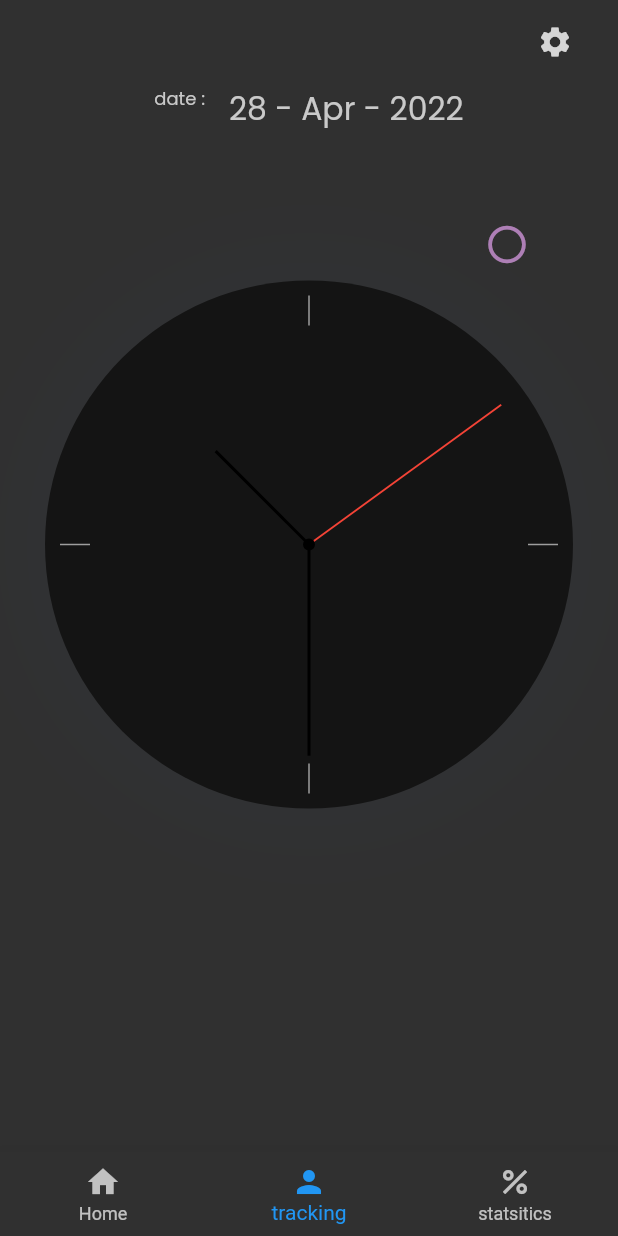
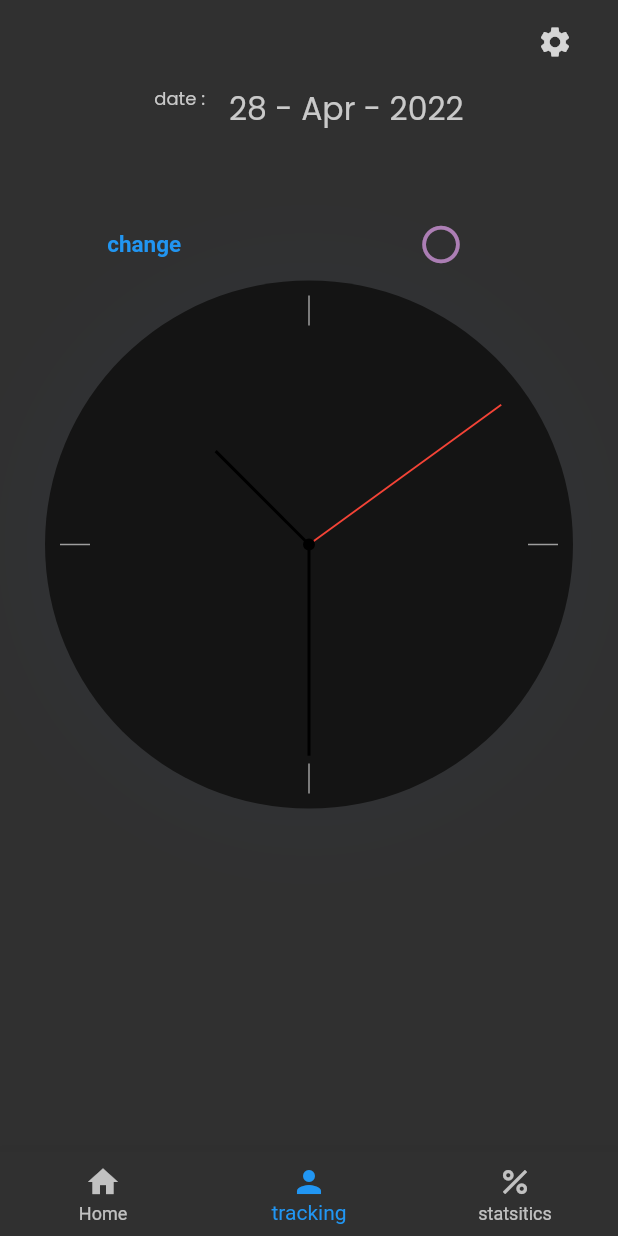
Before and after one commit to abir2301/RspySmartHouseApp, a Flutter app: the screen it shows after launch, item 2 of the bottom bar chosen, on a phone screen of 412 x 824 dp. Run offline on Flutter 3.47's test engine with Material 2 defaults, Android fonts, the phone set to English and light mode, and no system bars; our stand-ins replace get, google_fonts.

Commit message:
tracking

```diff
--- /dev/null
+++ b/app/lib/clock/widget/existence.dart
@@ -0,0 +1,46 @@
+import 'package:flutter/cupertino.dart';
+import 'package:flutter/material.dart';
+import 'package:provider/provider.dart';
+
+import '../../provider/tracking_provider.dart';
+
+class Existance extends StatelessWidget {
+  IconData icon = Icons.radio_button_unchecked;
+
+  bool exist = false;
+  Existance({Key? key}) : super(key: key);
+
+  @override
+  Widget build(BuildContext context) => ChangeNotifierProvider(
+      create: (context) => TrackingProvider(),
+      builder: (context, _) {
+        final provider = Provider.of<TrackingProvider>(context, listen: false);
+        return Padding(
+          padding: const EdgeInsets.only(
+            right: 20,
+          ),
+          child: Row(
+            children: [
+              Expanded(
+                  child: TextButton(
+                      child: const Text("change "),
+                      onPressed: () {
+                        provider.exist = !provider.exist;
+                        print("exist =" + provider.exist.toString());
+                      })),
+              Expanded(
+                child: IconButton(
+                  onPressed: () {
+                    provider.changeExist();
+                  },
+                  icon: Icon(
+                    provider.icon,
+                    size: 30,
+                  ),
+                ),
+              )
+            ],
+          ),
+        );
+      });
+}
--- a/app/lib/model/Tracking_Model.dart
+++ b/app/lib/model/Tracking_Model.dart
@@ -2,9 +2,11 @@ import 'package:flutter/material.dart';
 import 'package:get/get.dart';
 import 'package:google_fonts/google_fonts.dart';
 import 'package:intl/intl.dart';
+import 'package:provider/provider.dart';
 
 import '../clock/controller/clock_controller.dart';
 import '../clock/widget/clock.dart';
+import '../clock/widget/existence.dart';
 
 class TrackingModel extends GetView<Controller> {
   IconData icon = Icons.radio_button_unchecked;
@@ -48,28 +50,13 @@ class TrackingModel extends GetView<Controller> {
             height: 50,
           ),
 
-          Padding(
-            padding: const EdgeInsets.only(right: 50),
-            child: IconButton(
-              onPressed: () {
-                if (controller.exist.value) {
-                  controller.exist.value = false;
-                  icon = Icons.radio_button_unchecked;
-                } else {
-                  controller.exist.value = true;
-                  icon = Icons.radio_button_checked;
-                }
-              },
-              icon: Icon(
-                icon,
-                size: 30,
-              ),
-            ),
-          ),
+          Existance(),
+
           Clock(),
           const SizedBox(
             height: 10,
           ),
+
           // Padding(
           //   padding: const EdgeInsets.only(left: 80),
           //   child: Row(
--- a/app/lib/page/SmatHouse.dart
+++ b/app/lib/page/SmatHouse.dart
@@ -1,3 +1,4 @@
+import 'package:app/DataBase/db.dart';
 import 'package:app/model/Statistics.dart';
 import 'package:app/model/Tracking_Model.dart';
 import 'package:app/provider/lamp_provider.dart';
@@ -16,6 +17,7 @@ class SmartHome extends StatefulWidget {
 
 class _SmartHomeState extends State<SmartHome> {
   int _selectedIndex = 0;
+  // ignore: non_constant_identifier_names, prefer_const_constructors
   List screen_model = [HomeModel(), TrackingModel(), Statistics()];
 
   void _onItemTapped(int index) {
--- a/app/lib/provider/lamp_provider.dart
+++ b/app/lib/provider/lamp_provider.dart
@@ -9,9 +9,7 @@ class LampsProvider extends ChangeNotifier {
   List<Lamp> lamps = [
     Lamp(name: "Leaving Room ", id: "1"),
     Lamp(name: "Bedroom ", id: "2"),
-    Lamp(name: "kitchen ", id: "3"),
-    Lamp(name: "Garden ", id: "4"),
-    Lamp(name: "BathRoom", id: "5"),
+
   ];
   void addLamp(Lamp lamp) {
     lamps.add(lamp);
```
Also changed, not shown: app/lib/DataBase/db.dart (+7 -6 lines), app/lib/main.dart (+5 -2 lines), app/lib/model/brightness_model.dart (+10 -1 lines), app/lib/page/home_page.dart (+22 -15 lines), app/lib/provider/tracking_provider.dart (added, +30 -0 lines).
